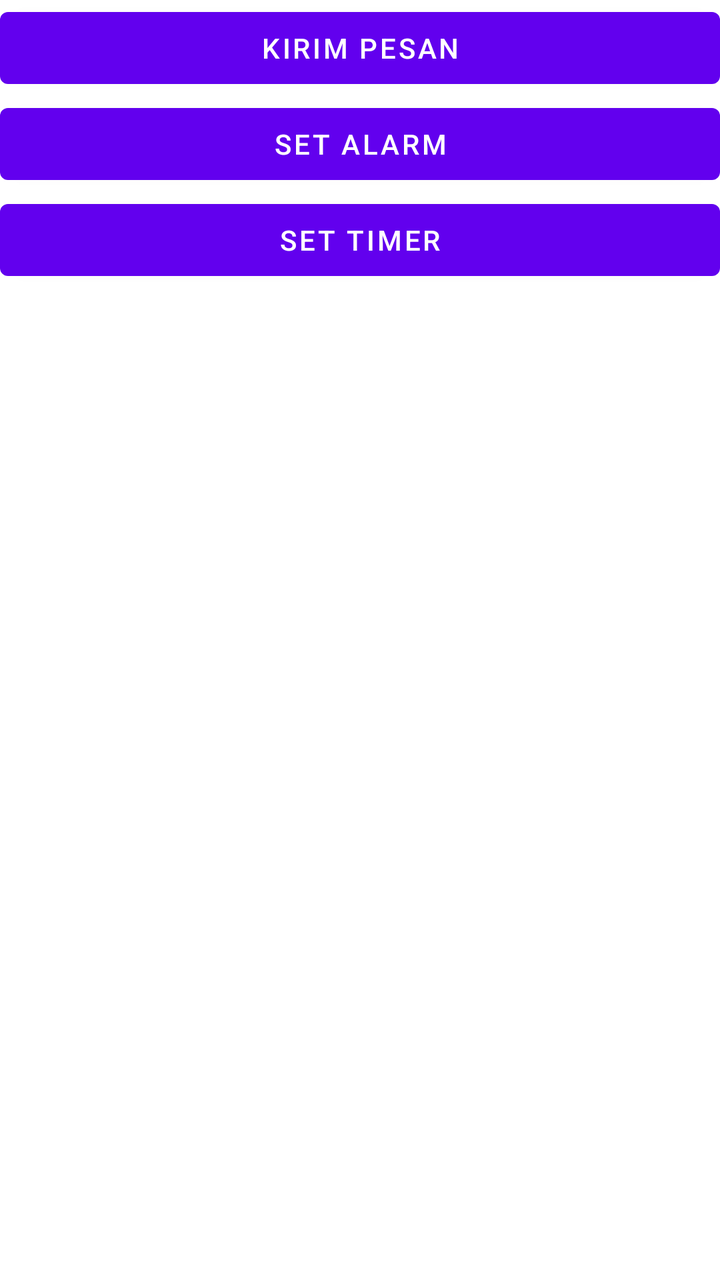
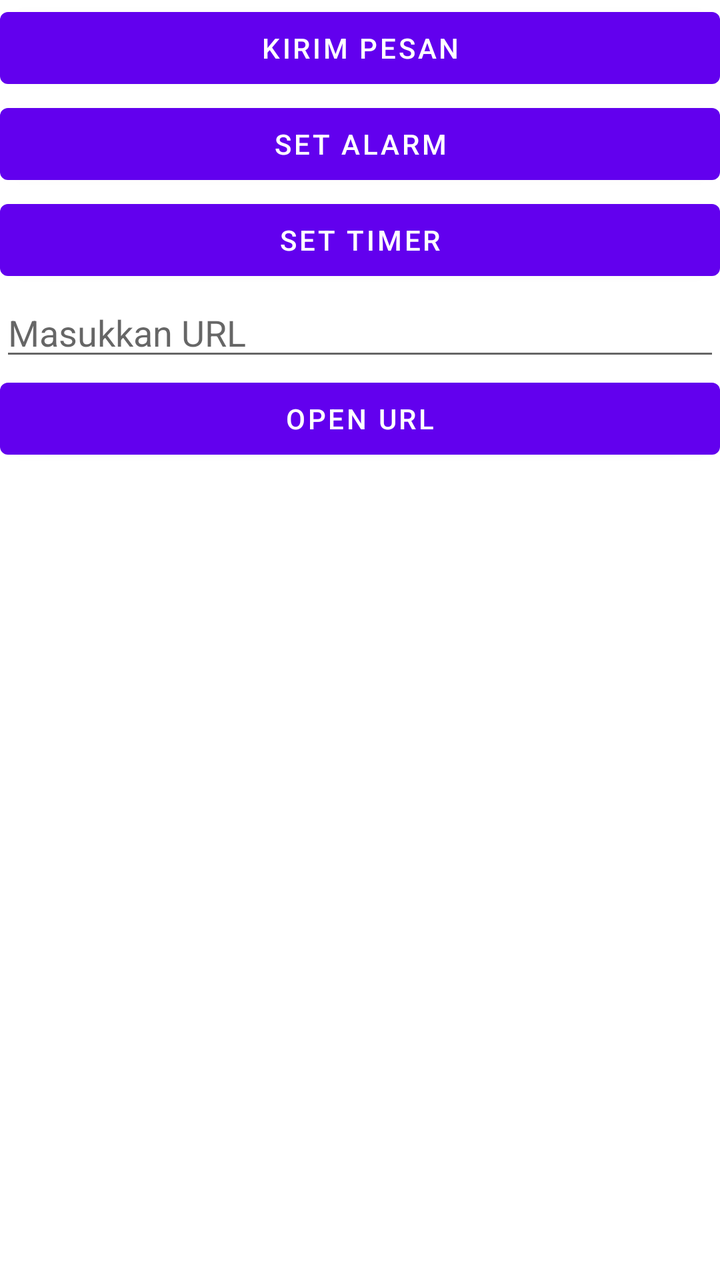

Compare the two renders of this Android layout. The source of the first and the diff that turns it into the second are given below.
<!-- AndroidManifest.xml: activity theme Theme.IntentImplisit -->
<!-- res/layout/activity_main.xml -->
<?xml version="1.0" encoding="utf-8"?>
<LinearLayout xmlns:android="http://schemas.android.com/apk/res/android"
    xmlns:tools="http://schemas.android.com/tools"
    android:orientation="vertical"
    android:id="@+id/main"
    android:layout_width="match_parent"
    android:layout_height="match_parent"
    tools:context=".MainActivity"
    android:layout_margin="16dp">

    <Button
        android:layout_width="match_parent"
        android:layout_height="wrap_content"
        android:text="Kirim Pesan"
        android:id="@+id/btnKirimPesan"
        >
    </Button>

    <Button
        android:layout_width="match_parent"
        android:layout_height="wrap_content"
        android:text="Set Alarm"
        android:id="@+id/btnSetAlarm"
        >
    </Button>

    <Button
        android:layout_width="match_parent"
        android:layout_height="wrap_content"
        android:text="Set Timer"
        android:id="@+id/btnSetTimer"
        >
    </Button>
</LinearLayout>
<!-- resources referenced by this layout -->
<resources>
  <style name="Theme.IntentImplisit" parent="Theme.MaterialComponents.DayNight.NoActionBar" />
</resources>

<!-- the commit's change to res/layout/activity_main.xml (unified diff, before → after) -->
@@ -31,4 +31,20 @@
         android:id="@+id/btnSetTimer"
         >
     </Button>
+    
+    <EditText
+        android:layout_width="match_parent"
+        android:layout_height="wrap_content"
+        android:id="@+id/etURL"
+        android:hint="Masukkan URL">
+    </EditText>
+
+    <Button
+        android:layout_width="match_parent"
+        android:layout_height="wrap_content"
+        android:text="Open URL"
+        android:id="@+id/btnOpenURL"
+        >
+    </Button>
+
 </LinearLayout>
